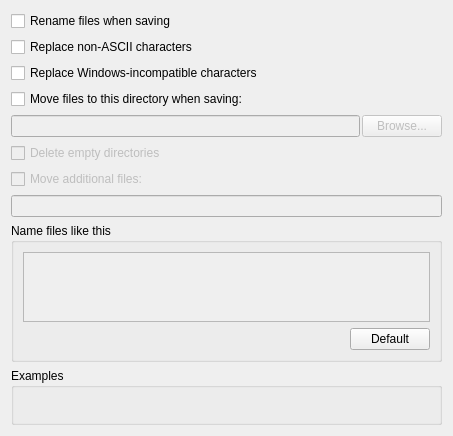
Above: ui/options_renaming.ui from metabrainz/picard before the change. Below: the same form after it.
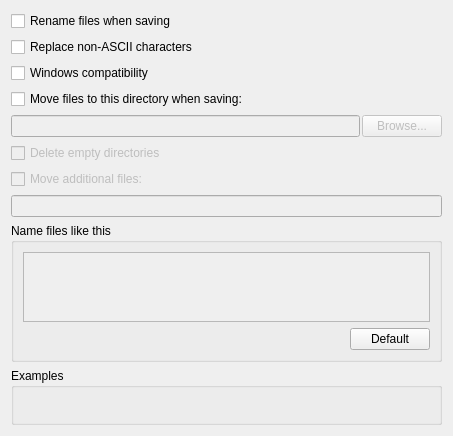
That is the form after the change.

Commit message: setting renamed / repurposed

The edit to the form file:
```diff
--- a/ui/options_renaming.ui
+++ b/ui/options_renaming.ui
@@ -37,7 +37,7 @@
    <item>
     <widget class="QCheckBox" name="windows_compatible_filenames">
      <property name="text">
-      <string>Replace Windows-incompatible characters</string>
+      <string>Windows compatibility</string>
      </property>
     </widget>
    </item>
```
Left out of the diff: 2 changed lines with no effect on the pictures. The commit also changes 2 other files.
